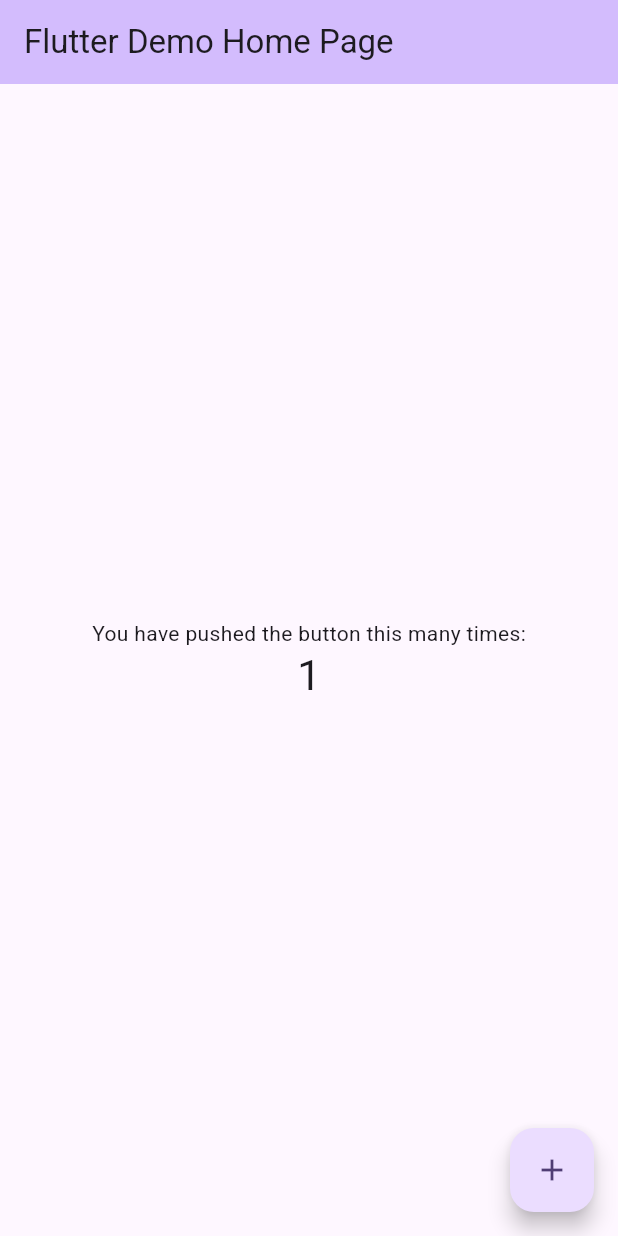
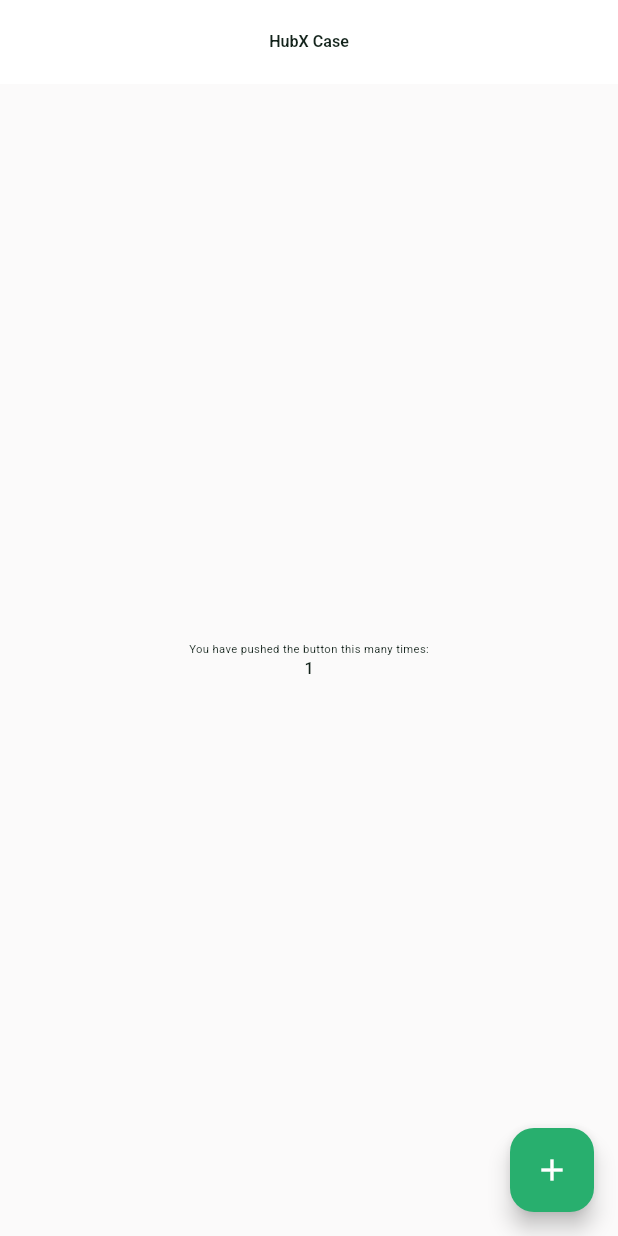
Before and after one commit to EyupEnsarKus1/hubx_case, a Flutter app: the screen it shows after launch, after a tap on the "add" icon, on a phone screen of 412 x 824 dp. Run offline on Flutter 3.47's test engine with Material 3 defaults, Android fonts, the phone set to English and light mode, and no system bars; our stand-ins replace flutter_screenutil.

```diff
--- /dev/null
+++ b/lib/core/design_system/theme/hubx_device.dart
@@ -0,0 +1,85 @@
+import 'package:flutter/material.dart';
+import 'package:flutter/foundation.dart';
+import 'dart:math' as math;
+
+enum DeviceType {
+  phone,
+  tablet,
+}
+
+extension DeviceTypeExtension on DeviceType {
+  Size get designSize {
+    switch (this) {
+      case DeviceType.phone:
+        return const Size(393, 852);
+      case DeviceType.tablet:
+        return const Size(768, 1024);
+    }
+  }
+
+  String get name {
+    switch (this) {
+      case DeviceType.phone:
+        return 'Phone';
+      case DeviceType.tablet:
+        return 'Tablet';
+    }
+  }
+}
+
+class HubxDevice {
+  HubxDevice._();
+
+  static DeviceType getDeviceTypeWithoutContext() {
+    final window = PlatformDispatcher.instance.views.first;
+    final width = window.physicalSize.width / window.devicePixelRatio;
+    final height = window.physicalSize.height / window.devicePixelRatio;
+
+    final shortestSide = math.min(width, height);
+    const tabletShortestSide = 600.0;
+
+    print('Shortest Side: $shortestSide');
+
+    if (shortestSide >= tabletShortestSide) {
+      print('Device Type: Tablet');
+      return DeviceType.tablet;
+    } else {
+      print('Device Type: Phone');
+      return DeviceType.phone;
+    }
+  }
+
+  static Size getDesignSizeWithoutContext() {
+    final deviceType = getDeviceTypeWithoutContext();
+    final designSize = deviceType.designSize;
+
+    return designSize;
+  }
+
+  static DeviceType getDeviceType(BuildContext context) {
+    final mediaQuery = MediaQuery.of(context);
+    final width = mediaQuery.size.width;
+    final height = mediaQuery.size.height;
+
+    final shortestSide = math.min(width, height);
+    const tabletShortestSide = 600.0;
+
+    if (shortestSide >= tabletShortestSide) {
+      return DeviceType.tablet;
+    } else {
+      return DeviceType.phone;
+    }
+  }
+
+  static Size getDesignSize(BuildContext context) {
+    return getDeviceType(context).designSize;
+  }
+
+  static bool isTablet(BuildContext context) {
+    return getDeviceType(context) == DeviceType.tablet;
+  }
+
+  static bool isPhone(BuildContext context) {
+    return getDeviceType(context) == DeviceType.phone;
+  }
+}
--- a/lib/core/design_system/theme/hubx_theme.dart
+++ b/lib/core/design_system/theme/hubx_theme.dart
@@ -108,9 +108,15 @@ class AppTheme {
     scaffoldBackgroundColor: HubxColors.scaffoldBackground,
     primaryColor: HubxColors.primary,
     colorScheme: const ColorScheme.light(primary: HubxColors.primary, background: HubxColors.scaffoldBackground),
-    appBarTheme: const AppBarTheme(
+    appBarTheme: AppBarTheme(
       backgroundColor: Colors.transparent,
       elevation: 0,
+      titleTextStyle: TextStyle(
+        fontFamily: HubxFonts.primaryFont,
+        fontWeight: HubxFontWeights.semiBold,
+        fontSize: HubxSizes.size20,
+        color: HubxColors.mainText,
+      ),
       centerTitle: true,
       iconTheme: IconThemeData(color: HubxColors.mainText),
     ),
--- a/lib/main.dart
+++ b/lib/main.dart
@@ -1,4 +1,8 @@
 import 'package:flutter/material.dart';
+import 'package:flutter_screenutil/flutter_screenutil.dart';
+
+import 'core/design_system/theme/hubx_theme.dart';
+import 'core/design_system/theme/hubx_device.dart';
 
 void main() {
   runApp(const MyApp());
@@ -7,45 +11,28 @@ void main() {
 class MyApp extends StatelessWidget {
   const MyApp({super.key});
 
-  // This widget is the root of your application.
   @override
   Widget build(BuildContext context) {
-    return MaterialApp(
-      title: 'Flutter Demo',
-      theme: ThemeData(
-        // This is the theme of your application.
-        //
-        // TRY THIS: Try running your application with "flutter run". You'll see
-        // the application has a purple toolbar. Then, without quitting the app,
-        // try changing the seedColor in the colorScheme below to Colors.green
-        // and then invoke "hot reload" (save your changes or press the "hot
-        // reload" button in a Flutter-supported IDE, or press "r" if you used
-        // the command line to start the app).
-        //
-        // Notice that the counter didn't reset back to zero; the application
-        // state is not lost during the reload. To reset the state, use hot
-        // restart instead.
-        //
-        // This works for code too, not just values: Most code changes can be
-        // tested with just a hot reload.
-        colorScheme: ColorScheme.fromSeed(seedColor: Colors.deepPurple),
-      ),
-      home: const MyHomePage(title: 'Flutter Demo Home Page'),
+    return ScreenUtilInit(
+      designSize: HubxDevice.getDesignSizeWithoutContext(),
+      minTextAdapt: true,
+      splitScreenMode: true,
+      builder: (context, child) {
+        return MaterialApp(
+          title: 'HubX Case',
+          debugShowCheckedModeBanner: false,
+          theme: AppTheme.light,
+          darkTheme: AppTheme.dark,
+          themeMode: ThemeMode.system,
+          home: const MyHomePage(title: 'HubX Case'),
+        );
+      },
     );
   }
 }
 
 class MyHomePage extends StatefulWidget {
   const MyHomePage({super.key, required this.title});
-
-  // This widget is the home page of your application. It is stateful, meaning
-  // that it has a State object (defined below) that contains fields that affect
-  // how it looks.
-
-  // This class is the configuration for the state. It holds the values (in this
-  // case the title) provided by the parent (in this case the App widget) and
-  // used by the build method of the State. Fields in a Widget subclass are
-  // always marked "final".
 
   final String title;
 
@@ -58,50 +45,19 @@ class _MyHomePageState extends State<MyHomePage> {
 
   void _incrementCounter() {
     setState(() {
-      // This call to setState tells the Flutter framework that something has
-      // changed in this State, which causes it to rerun the build method below
-      // so that the display can reflect the updated values. If we changed
-      // _counter without calling setState(), then the build method would not be
-      // called again, and so nothing would appear to happen.
       _counter++;
     });
   }
 
   @override
   Widget build(BuildContext context) {
-    // This method is rerun every time setState is called, for instance as done
-    // by the _incrementCounter method above.
-    //
-    // The Flutter framework has been optimized to make rerunning build methods
-    // fast, so that you can just rebuild anything that needs updating rather
-    // than having to individually change instances of widgets.
     return Scaffold(
       appBar: AppBar(
-        // TRY THIS: Try changing the color here to a specific color (to
-        // Colors.amber, perhaps?) and trigger a hot reload to see the AppBar
-        // change color while the other colors stay the same.
         backgroundColor: Theme.of(context).colorScheme.inversePrimary,
-        // Here we take the value from the MyHomePage object that was created by
-        // the App.build method, and use it to set our appbar title.
         title: Text(widget.title),
       ),
       body: Center(
-        // Center is a layout widget. It takes a single child and positions it
-        // in the middle of the parent.
         child: Column(
-          // Column is also a layout widget. It takes a list of children and
-          // arranges them vertically. By default, it sizes itself to fit its
-          // children horizontally, and tries to be as tall as its parent.
-          //
-          // Column has various properties to control how it sizes itself and
-          // how it positions its children. Here we use mainAxisAlignment to
-          // center the children vertically; the main axis here is the vertical
-          // axis because Columns are vertical (the cross axis would be
-          // horizontal).
-          //
-          // TRY THIS: Invoke "debug painting" (choose the "Toggle Debug Paint"
-          // action in the IDE, or press "p" in the console), to see the
-          // wireframe for each widget.
           mainAxisAlignment: MainAxisAlignment.center,
           children: <Widget>[
             const Text('You have pushed the button this many times:'),
@@ -116,7 +72,7 @@ class _MyHomePageState extends State<MyHomePage> {
         onPressed: _incrementCounter,
         tooltip: 'Increment',
         child: const Icon(Icons.add),
-      ), // This trailing comma makes auto-formatting nicer for build methods.
+      ),
     );
   }
 }
```
